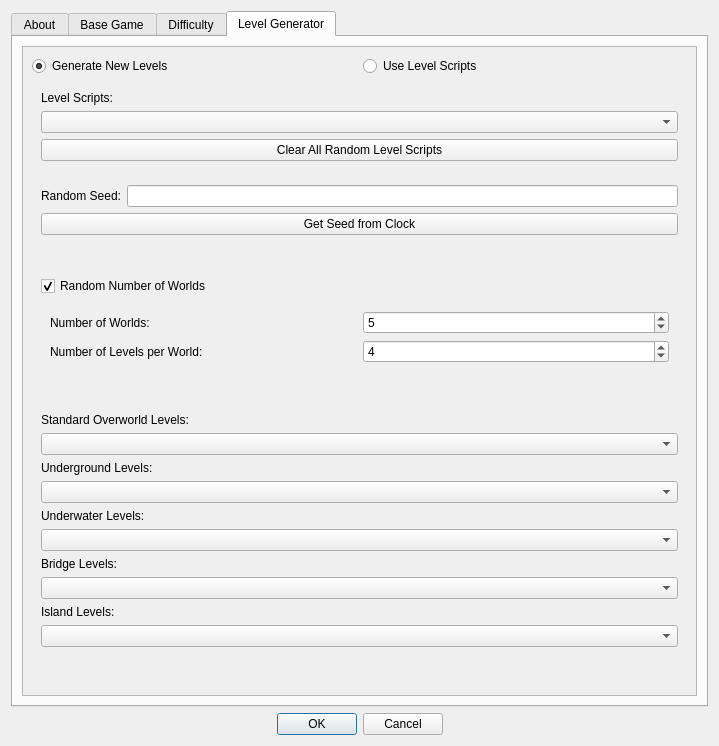
Coolcord/Level-Headed, file SMB1/SMB1_Compliance_To_SMB1/Configure_Settings_Form.ui: the form before one commit.
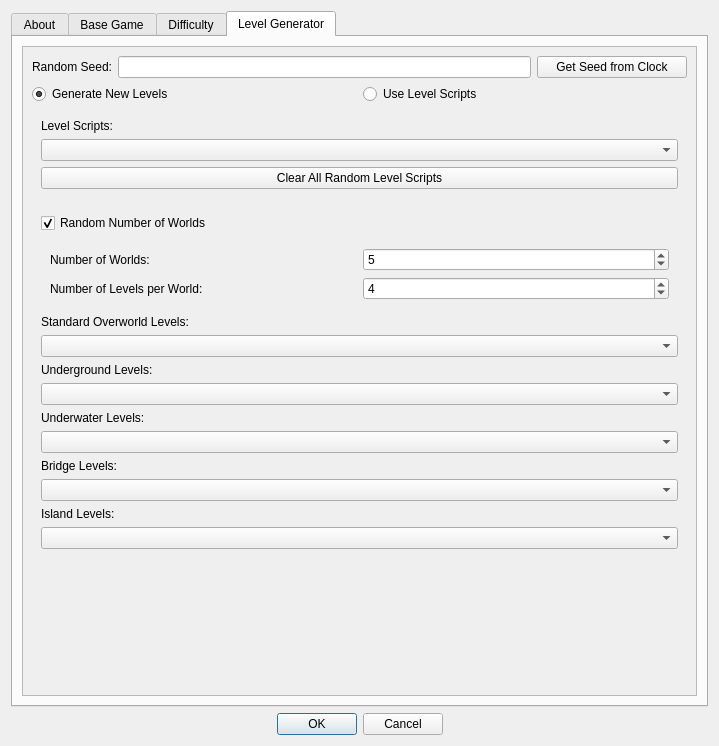
The form after the commit. The open tabs and pages were chosen to show the change.

Commit message: Random has now been converted to use QRandomGenerator

```diff
--- a/SMB1/SMB1_Compliance_To_SMB1/Configure_Settings_Form.ui
+++ b/SMB1/SMB1_Compliance_To_SMB1/Configure_Settings_Form.ui
@@ -1888,11 +1888,45 @@
            <rect>
             <x>0</x>
             <y>0</y>
-            <width>652</width>
-            <height>672</height>
+            <width>669</width>
+            <height>635</height>
            </rect>
           </property>
           <layout class="QVBoxLayout" name="verticalLayout_4">
+           <item>
+            <layout class="QHBoxLayout" name="horizontalLayout_5">
+             <item>
+              <widget class="QLabel" name="lblRandomSeed">
+               <property name="text">
+                <string>Random Seed:</string>
+               </property>
+              </widget>
+             </item>
+             <item>
+              <widget class="QLineEdit" name="leRandomSeed">
+               <property name="text">
+                <string/>
+               </property>
+               <property name="alignment">
+                <set>Qt::AlignRight|Qt::AlignTrailing|Qt::AlignVCenter</set>
+               </property>
+              </widget>
+             </item>
+             <item>
+              <widget class="QPushButton" name="btnNewRandomSeed">
+               <property name="minimumSize">
+                <size>
+                 <width>150</width>
+                 <height>0</height>
+                </size>
+               </property>
+               <property name="text">
+                <string>Get Seed from Clock</string>
+               </property>
+              </widget>
+             </item>
+            </layout>
+           </item>
            <item>
             <layout class="QHBoxLayout" name="horizontalLayout_3">
              <item>
@@ -1943,51 +1977,6 @@
            <item>
             <widget class="QWidget" name="layoutGenerateNewLevelsWidget" native="true">
              <layout class="QVBoxLayout" name="layoutGenerateNewLevels">
-              <item>
-               <layout class="QVBoxLayout" name="layoutRandomSeed">
-                <item>
-                 <layout class="QHBoxLayout" name="horizontalLayout_5">
-                  <item>
-                   <widget class="QLabel" name="lblRandomSeed">
-                    <property name="text">
-                     <string>Random Seed:</string>
-                    </property>
-                   </widget>
-                  </item>
-                  <item>
-                   <widget class="QLineEdit" name="leRandomSeed">
-                    <property name="text">
-                     <string/>
-                    </property>
-                    <property name="alignment">
-                     <set>Qt::AlignRight|Qt::AlignTrailing|Qt::AlignVCenter</set>
-                    </property>
-                   </widget>
-                  </item>
-                 </layout>
-                </item>
-                <item>
-                 <widget class="QPushButton" name="btnNewRandomSeed">
-                  <property name="text">
-                   <string>Get Seed from Clock</string>
-                  </property>
-                 </widget>
-                </item>
-               </layout>
-              </item>
-              <item>
-               <spacer name="verticalSpacer_4">
-                <property name="orientation">
-                 <enum>Qt::Vertical</enum>
-                </property>
-                <property name="sizeHint" stdset="0">
-                 <size>
-                  <width>20</width>
-                  <height>40</height>
-                 </size>
-                </property>
-               </spacer>
-              </item>
               <item>
                <widget class="QCheckBox" name="cbRandomNumWorlds">
                 <property name="enabled">
@@ -2067,19 +2056,6 @@
                 </layout>
                </widget>
               </item>
-              <item>
-               <spacer name="verticalSpacer_5">
-                <property name="orientation">
-                 <enum>Qt::Vertical</enum>
-                </property>
-                <property name="sizeHint" stdset="0">
-                 <size>
-                  <width>20</width>
-                  <height>40</height>
-                 </size>
-                </property>
-               </spacer>
-              </item>
               <item>
                <layout class="QVBoxLayout" name="layoutStandardOverworldLevels">
                 <item>
```
The commit also changes 32 other files.
